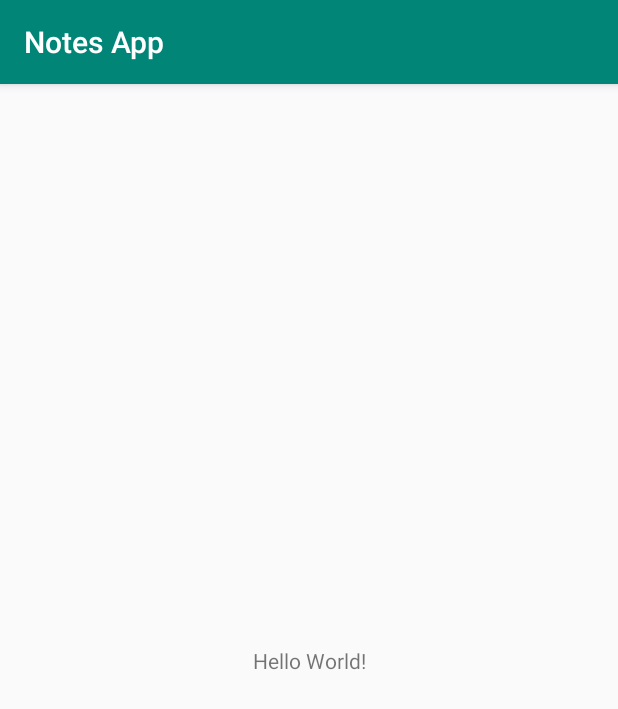
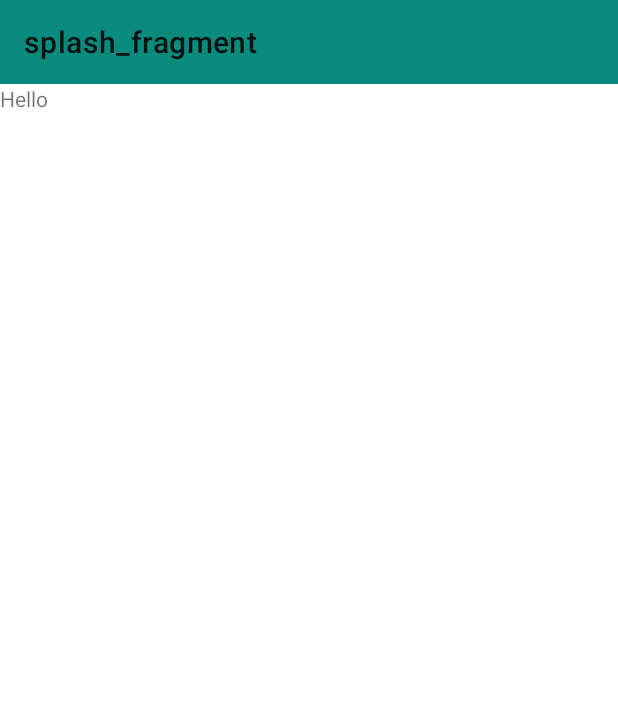
Before and after one commit to rohitj782/Notes-Android-App, an Android app: the screen it shows after launch (MainActivity), on a phone screen of 412 x 824 dp. Shown: the top 709 px of the screen. Run offline under Robolectric (Android 15) with nearby library versions, the phone set to English and light mode, and no system bars; our stand-ins replace navigation-ui.

Commit message:
initial commit

```diff
--- a/app/src/main/AndroidManifest.xml
+++ b/app/src/main/AndroidManifest.xml
@@ -9,7 +9,7 @@
             android:roundIcon="@mipmap/ic_launcher_round"
             android:supportsRtl="true"
             android:theme="@style/AppTheme">
-        <activity android:name=".MainActivity">
+        <activity android:name=".ui.MainActivity">
             <intent-filter>
                 <action android:name="android.intent.action.MAIN"/>
 
--- a/app/src/main/java/com/rohitrj/notesapp/ui/MainActivity.kt
+++ b/app/src/main/java/com/rohitrj/notesapp/ui/MainActivity.kt
@@ -1,12 +1,30 @@
-package com.rohitrj.notesapp
+package com.rohitrj.notesapp.ui
 
 import androidx.appcompat.app.AppCompatActivity
 import android.os.Bundle
+import androidx.navigation.NavController
+import androidx.navigation.Navigation
+import androidx.navigation.ui.NavigationUI
+import com.rohitrj.notesapp.R
+import kotlinx.android.synthetic.main.activity_main.*
 
 class MainActivity : AppCompatActivity() {
+
+    lateinit var navController: NavController
 
     override fun onCreate(savedInstanceState: Bundle?) {
         super.onCreate(savedInstanceState)
         setContentView(R.layout.activity_main)
+        setSupportActionBar(materialToolbar)
+
+        navController = Navigation.findNavController(this,R.id.nav_host_fragment)
+
+        //attaching the toolbar with nav controller
+        NavigationUI.setupActionBarWithNavController(this,navController)
+    }
+
+    //handle back track of action bar.
+        override fun onSupportNavigateUp(): Boolean {
+        return NavigationUI.navigateUp(navController,null)
     }
 }
--- a/app/src/main/res/layout/activity_main.xml
+++ b/app/src/main/res/layout/activity_main.xml
@@ -5,15 +5,23 @@
         xmlns:app="http://schemas.android.com/apk/res-auto"
         android:layout_width="match_parent"
         android:layout_height="match_parent"
-        tools:context=".MainActivity">
+        tools:context=".ui.MainActivity">
+    <com.google.android.material.appbar.MaterialToolbar android:layout_width="0dp"
+                                                        android:layout_height="wrap_content"
+                                                        android:background="@color/colorPrimary"
+                                                        android:id="@+id/materialToolbar"
+                                                        app:layout_constraintEnd_toEndOf="parent"
+                                                        app:layout_constraintBottom_toTopOf="@+id/nav_host_fragment"
+                                                        app:layout_constraintTop_toTopOf="parent"
+                                                        app:layout_constraintStart_toStartOf="parent"></com.google.android.material.appbar.MaterialToolbar>
 
-    <TextView
-            android:layout_width="wrap_content"
-            android:layout_height="wrap_content"
-            android:text="Hello World!"
-            app:layout_constraintBottom_toBottomOf="parent"
-            app:layout_constraintLeft_toLeftOf="parent"
-            app:layout_constraintRight_toRightOf="parent"
-            app:layout_constraintTop_toTopOf="parent"/>
-
+    <fragment
+            android:name="androidx.navigation.fragment.NavHostFragment"
+            android:layout_width="0dp"
+            android:layout_height="0dp"
+            app:navGraph="@navigation/mobile_navigation"
+            app:defaultNavHost="true"
+            android:id="@+id/nav_host_fragment" app:layout_constraintEnd_toEndOf="parent"
+            app:layout_constraintStart_toStartOf="parent"
+            app:layout_constraintBottom_toBottomOf="parent" app:layout_constraintTop_toBottomOf="@+id/materialToolbar"/>
 </androidx.constraintlayout.widget.ConstraintLayout>
--- a/app/src/main/res/navigation/mobile_navigation.xml
+++ b/app/src/main/res/navigation/mobile_navigation.xml
@@ -1,6 +1,16 @@
 <?xml version="1.0" encoding="utf-8"?>
 <navigation xmlns:android="http://schemas.android.com/apk/res/android"
             xmlns:app="http://schemas.android.com/apk/res-auto"
-            android:id="@+id/mobile_navigation">
+            xmlns:tools="http://schemas.android.com/tools" android:id="@+id/mobile_navigation"
+            app:startDestination="@id/splashFragment">
 
+    <fragment android:id="@+id/splashFragment" android:name="com.rohitrj.notesapp.ui.splash.SplashFragment"
+              android:label="splash_fragment" tools:layout="@layout/splash_fragment">
+        <action android:id="@+id/nextAction" app:destination="@id/allNotesFragment"
+        />
+    </fragment>
+    <fragment android:id="@+id/addNoteFragment" android:name="com.rohitrj.notesapp.ui.notes.addnotes.AddNoteFragment"
+              android:label="add_note_fragment" tools:layout="@layout/add_note_fragment"/>
+    <fragment android:id="@+id/allNotesFragment" android:name="com.rohitrj.notesapp.ui.notes.allnotes.AllNotesFragment"
+              android:label="all_notes_fragment" tools:layout="@layout/all_notes_fragment"/>
 </navigation>
--- a/app/src/main/res/values/colors.xml
+++ b/app/src/main/res/values/colors.xml
@@ -1,6 +1,6 @@
 <?xml version="1.0" encoding="utf-8"?>
 <resources>
-    <color name="colorPrimary">#008577</color>
-    <color name="colorPrimaryDark">#00574B</color>
-    <color name="colorAccent">#D81B60</color>
+    <color name="colorPrimary">#0A8B7E</color>
+    <color name="colorPrimaryDark">#167A6C</color>
+    <color name="colorAccent">#371BD8</color>
 </resources>
--- a/app/src/main/res/values/styles.xml
+++ b/app/src/main/res/values/styles.xml
@@ -1,7 +1,7 @@
 <resources>
 
     <!-- Base application theme. -->
-    <style name="AppTheme" parent="Theme.AppCompat.Light.DarkActionBar">
+    <style name="AppTheme" parent="Theme.MaterialComponents.Light.NoActionBar">
         <!-- Customize your theme here. -->
         <item name="colorPrimary">@color/colorPrimary</item>
         <item name="colorPrimaryDark">@color/colorPrimaryDark</item>
```
